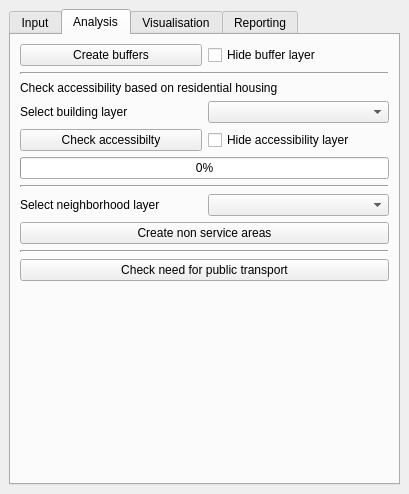
Old version of the form SpatialDecision/spatial_decision_dockwidget_base.ui in the repository Matthie456/Bon_DenDuijn.
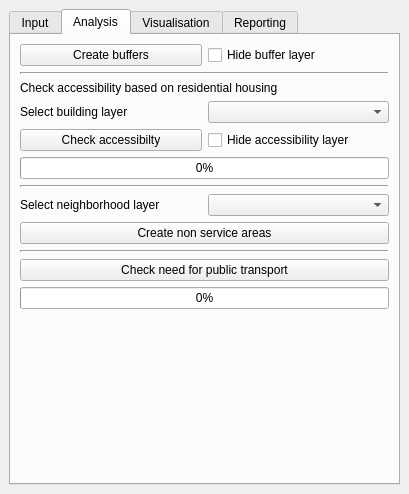
New version of the form. The open tabs and pages were chosen to show the change.

Commit message: Added need for public transportation progress bar

What changed in the file:
```diff
--- a/SpatialDecision/spatial_decision_dockwidget_base.ui
+++ b/SpatialDecision/spatial_decision_dockwidget_base.ui
@@ -242,6 +242,13 @@
             </property>
            </widget>
           </item>
+          <item>
+           <widget class="QProgressBar" name="needforPTprogressBar">
+            <property name="value">
+             <number>0</number>
+            </property>
+           </widget>
+          </item>
          </layout>
         </item>
         <item>
```
The commit also changes 1 other file.
